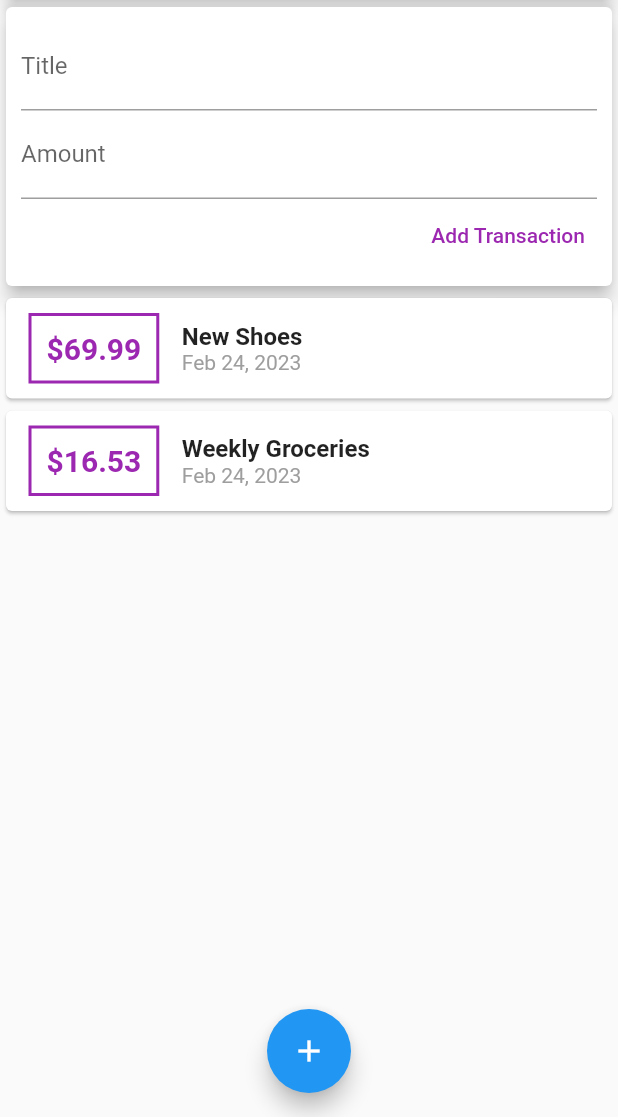
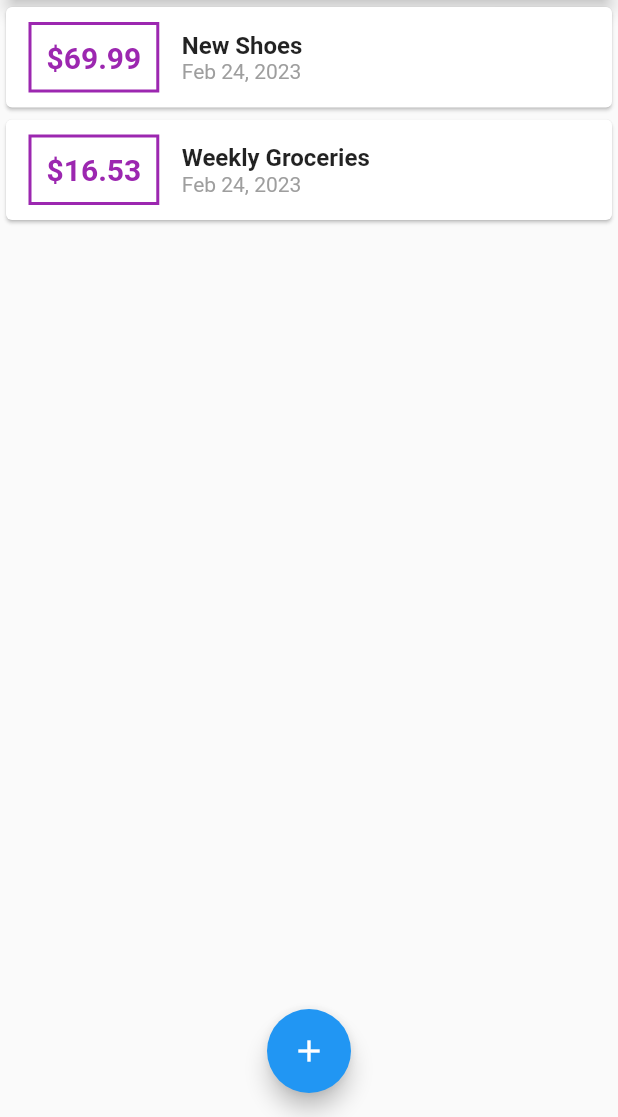
Before and after one commit to Checkmate2412/Personal_Expenses_Application, a Flutter app: the screen it shows after launch, on a phone screen of 412 x 824 dp, the part 119-1236 px from its top. Run offline on Flutter 3.47's test engine with Material 2 defaults, Android fonts, the phone set to English and light mode, and no system bars.

```diff
--- a/lib/main.dart
+++ b/lib/main.dart
@@ -1,6 +1,8 @@
 import 'package:flutter/material.dart';
 
-import './widgets/user_transaction.dart';
+import './widgets/transaction_list.dart';
+import '../widgets/new_transaction.dart';
+import './models/transaction.dart';
 
 void main() => runApp(MyApp());
 
@@ -14,10 +16,53 @@ class MyApp extends StatelessWidget {
   }
 }
 
-class MyHomePage extends StatelessWidget {
+class MyHomePage extends StatefulWidget {
+  @override
+  State<MyHomePage> createState() => _MyHomePageState();
+}
+
+class _MyHomePageState extends State<MyHomePage> {
   // String? titleInput, amountInput;
-  // final titleController = TextEditingController();
-  // final amountController = TextEditingController();
+  final List<Transaction> _userTransanction = [
+    Transaction(
+      id: 't1',
+      title: 'New Shoes',
+      amount: 69.99,
+      date: DateTime.now(),
+    ),
+    Transaction(
+      id: 't2',
+      title: 'Weekly Groceries',
+      amount: 16.53,
+      date: DateTime.now(),
+    ),
+  ];
+
+  void _addNewTransacation(String txTitle, double txAmount) {
+    final newTx = Transaction(
+      id: DateTime.now().toString(),
+      title: txTitle,
+      amount: txAmount,
+      date: DateTime.now(),
+    );
+
+    setState(() {
+      _userTransanction.add(newTx);
+    });
+  }
+
+  void _startAddNewTransaction(BuildContext ctx) {
+    showModalBottomSheet(
+      context: ctx,
+      builder: (_) {
+        return GestureDetector(
+          onTap: () {},
+          child: NewTransaction(_addNewTransacation),
+          behavior: HitTestBehavior.opaque,
+        );
+      },
+    );
+  }
 
   @override
   Widget build(BuildContext context) {
@@ -27,7 +72,7 @@ class MyHomePage extends StatelessWidget {
         actions: <Widget>[
           IconButton(
             icon: Icon(Icons.add),
-            onPressed: () {},
+            onPressed: () => _startAddNewTransaction(context),
           ),
         ],
       ),
@@ -44,14 +89,14 @@ class MyHomePage extends StatelessWidget {
                 child: Text('CHART!'),
               ),
             ),
-            UserTransacations(),
+            TransanctionList(_userTransanction),
           ],
         ),
       ),
       floatingActionButtonLocation: FloatingActionButtonLocation.centerFloat,
       floatingActionButton: FloatingActionButton(
         child: Icon(Icons.add),
-        onPressed: () {},
+        onPressed: () => _startAddNewTransaction(context),
       ),
     );
   }
--- a/lib/widgets/user_transaction.dart
+++ /dev/null
@@ -1,50 +0,0 @@
-import 'package:flutter/material.dart';
-
-import './new_transaction.dart';
-import './transaction_list.dart';
-import '../models/transaction.dart';
-
-class UserTransacations extends StatefulWidget {
-  @override
-  State<UserTransacations> createState() => _UserTransacationsState();
-}
-
-class _UserTransacationsState extends State<UserTransacations> {
-  final List<Transaction> _userTransanction = [
-    Transaction(
-      id: 't1',
-      title: 'New Shoes',
-      amount: 69.99,
-      date: DateTime.now(),
-    ),
-    Transaction(
-      id: 't2',
-      title: 'Weekly Groceries',
-      amount: 16.53,
-      date: DateTime.now(),
-    ),
-  ];
-
-  void _addNewTransacation(String txTitle, double txAmount) {
-    final newTx = Transaction(
-      id: DateTime.now().toString(),
-      title: txTitle,
-      amount: txAmount,
-      date: DateTime.now(),
-    );
-
-    setState(() {
-      _userTransanction.add(newTx);
-    });
-  }
-
-  @override
-  Widget build(BuildContext context) {
-    return Column(
-      children: <Widget>[
-        NewTransaction(_addNewTransacation),
-        TransanctionList(_userTransanction),
-      ],
-    );
-  }
-}
```
